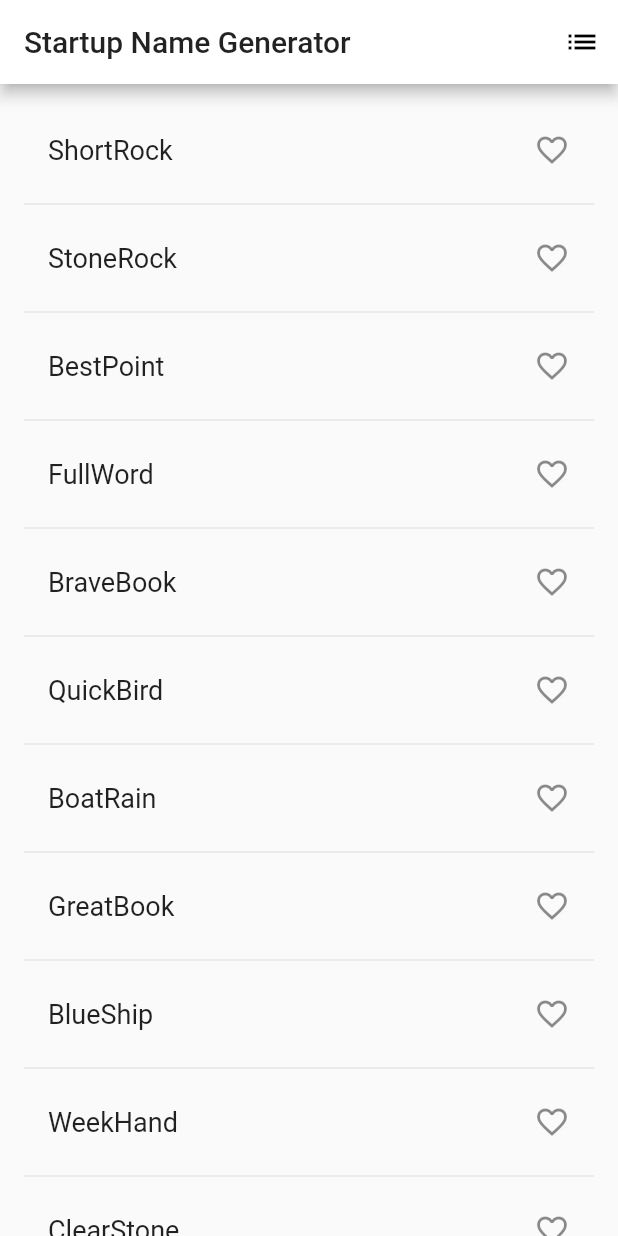
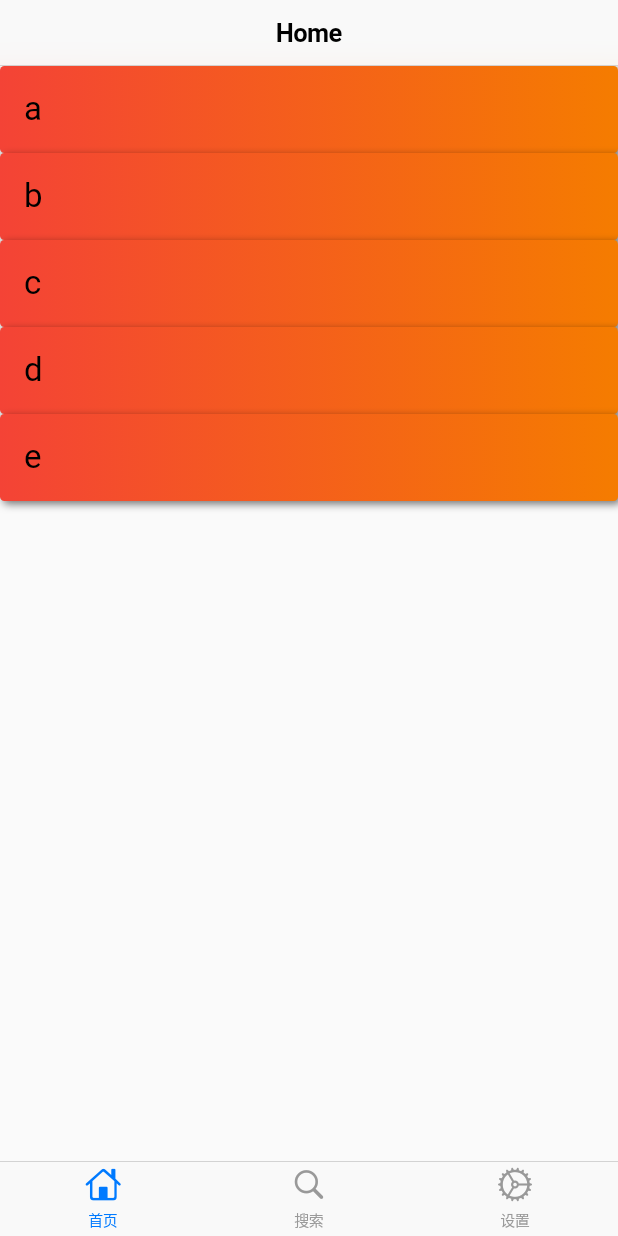
Before and after one commit to Bigoy/MyFlutter, a Flutter app: the screen it shows after launch, on a phone screen of 412 x 824 dp. Run offline on Flutter 3.47's test engine with Material 2 defaults, Android fonts, the phone set to English and light mode, and no system bars.

Commit message:
控件学习

```diff
--- a/lib/main.dart
+++ b/lib/main.dart
@@ -1,4 +1,4 @@
-import 'package:english_words/english_words.dart';
+import 'package:flutter/cupertino.dart';
 import 'package:flutter/material.dart';
 
 void main() => runApp(new MyApp());
@@ -6,116 +6,76 @@ void main() => runApp(new MyApp());
 class MyApp extends StatelessWidget {
   @override
   Widget build(BuildContext context) {
-    return new MaterialApp(
-      title: 'Startup Name Generator',
-      theme: new ThemeData(
-        primaryColor: Colors.white,
-      ),
-      home: new RandomWords(),
+    return new CupertinoApp(
+      title: 'HOME',
+      home: new HomePage(),
     );
   }
 }
-class RandomWords extends StatefulWidget {
+
+class HomePage extends StatefulWidget {
   @override
   State<StatefulWidget> createState() {
-    return new RandomWordsState();
+    return new HomePageState();
   }
+}
 
-}
-class RandomWordsState extends State<RandomWords> {
-  final _suggestions = <WordPair>[];
-  final _saved = new Set<WordPair>();
-  final _biggerFont = const TextStyle(fontSize: 18.0);
-
+class HomePageState extends State {
   @override
   Widget build(BuildContext context) {
-    return new Scaffold (
-      appBar: new AppBar(
-        title: new Text('Startup Name Generator'),
-        actions: <Widget>[
-          new IconButton(icon: new Icon(Icons.list), onPressed: _pushSaved),
+    return Scaffold(
+      appBar: CupertinoNavigationBar(
+        middle: Text('Home'),
+      ),
+      body: _buildImageList(context),
+      bottomNavigationBar: CupertinoTabBar(
+        items: [
+          BottomNavigationBarItem(
+              icon: Icon(
+                CupertinoIcons.home,
+                size: 24,
+              ),
+              label: '首页'),
+          BottomNavigationBarItem(
+              icon: Icon(CupertinoIcons.search, size: 24), label: '搜索'),
+          BottomNavigationBarItem(
+              icon: Icon(CupertinoIcons.settings, size: 24), label: '设置')
         ],
-      ),
-      body: _buildSuggestions(),
-    );
-  }
-
-  void _pushSaved() {
-    Navigator.of(context).push(
-      new MaterialPageRoute(
-        builder: (context) {
-          final tiles = _saved.map(
-                (pair) {
-              return new ListTile(
-                title: new Text(
-                  pair.asPascalCase,
-                  style: _biggerFont,
-                ),
-              );
-            },
-          );
-          final divided = ListTile
-              .divideTiles(
-            context: context,
-            tiles: tiles,
-          )
-              .toList();
-          return new Scaffold(
-            appBar: new AppBar(
-              title: new Text('Saved Suggestions'),
-            ),
-            body: new ListView(children: divided),
-          );
-        },
       ),
     );
   }
 
-  Widget _buildSuggestions() {
-    return new ListView.builder(
-        padding: const EdgeInsets.all(16.0),
-        // 对于每个建议的单词对都会调用一次itemBuilder，然后将单词对添加到ListTile行中
-        // 在偶数行，该函数会为单词对添加一个ListTile row.
-        // 在奇数行，该函数会添加一个分割线widget，来分隔相邻的词对。
-        // 注意，在小屏幕上，分割线看起来可能比较吃力。
-        itemBuilder: (context, i) {
-          // 在每一列之前，添加一个1像素高的分隔线widget
-          if (i.isOdd) return new Divider();
-
-          // 语法 "i ~/ 2" 表示i除以2，但返回值是整形（向下取整），比如i为：1, 2, 3, 4, 5
-          // 时，结果为0, 1, 1, 2, 2， 这可以计算出ListView中减去分隔线后的实际单词对数量
-          final index = i ~/ 2;
-          // 如果是建议列表中最后一个单词对
-          if (index >= _suggestions.length) {
-            // ...接着再生成10个单词对，然后添加到建议列表
-            _suggestions.addAll(generateWordPairs().take(10));
-          }
-          return _buildRow(_suggestions[index]);
-        }
+  Widget _buildImageList(BuildContext context) {
+    return ListView(
+      children: [
+        _buildRow(context, 'a'),
+        _buildRow(context, 'b'),
+        _buildRow(context, 'c'),
+        _buildRow(context, 'd'),
+        _buildRow(context, 'e'),
+      ],
     );
   }
 
-  Widget _buildRow(WordPair pair) {
-    final alreadySaved = _saved.contains(pair);
-    return new ListTile(
-      title: new Text(
-        pair.asPascalCase,
-        style: _biggerFont,
+  Widget _buildRow(BuildContext context, data) {
+    final textStyle = TextStyle(fontSize: 22, color: CupertinoColors.label);
+    return DecoratedBox(
+      decoration: BoxDecoration(
+          gradient: LinearGradient(colors: [Colors.red, Colors.orange[700]]),
+          //背景渐变
+          borderRadius: BorderRadius.circular(3.0),
+          //3像素圆角
+          boxShadow: [
+            //阴影
+            BoxShadow(
+                color: Colors.black54,
+                offset: Offset(2.0, 2.0),
+                blurRadius: 4.0)
+          ]),
+      child: Padding(
+        padding: EdgeInsets.all(16),
+        child: Text(data, style: textStyle),
       ),
-      trailing: new Icon(
-        alreadySaved ? Icons.favorite : Icons.favorite_border,
-        color: alreadySaved ? Colors.red : null,
-      ),
-      onTap: () {
-        setState(() {
-          if (alreadySaved) {
-            _saved.remove(pair);
-          } else {
-            _saved.add(pair);
-          }
-        });
-      },
     );
   }
-
 }
```
